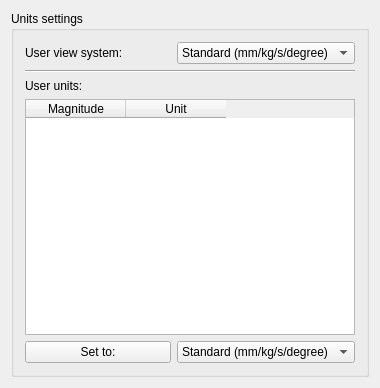
The window that src/Gui/DlgSettingsUnits.ui (berndhahnebach/All_FreeCAD) describes before a commit, drawn with Qt 5.
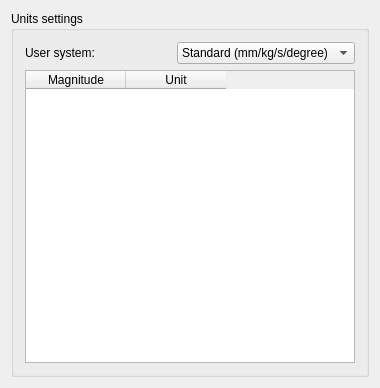
The same window after the commit.

Commit message: + additional schema's + load save std schema in user prefs + additional methods for Trajectory

What changed in the file:
```diff
--- a/src/Gui/DlgSettingsUnits.ui
+++ b/src/Gui/DlgSettingsUnits.ui
@@ -25,7 +25,7 @@
         <item>
          <widget class="QLabel" name="label">
           <property name="text">
-           <string>User view system:</string>
+           <string>User system:</string>
           </property>
          </widget>
         </item>
@@ -50,20 +50,6 @@
         </item>
        </layout>
       </item>
-      <item>
-       <widget class="Line" name="line">
-        <property name="orientation">
-         <enum>Qt::Horizontal</enum>
-        </property>
-       </widget>
-      </item>
-      <item>
-       <widget class="QLabel" name="label_2">
-        <property name="text">
-         <string>User units:</string>
-        </property>
-       </widget>
-      </item>
       <item>
        <widget class="QTableWidget" name="tableWidget">
         <property name="sizePolicy">
@@ -84,36 +70,6 @@
         </column>
        </widget>
       </item>
-      <item>
-       <layout class="QHBoxLayout" name="horizontalLayout_2">
-        <item>
-         <widget class="QPushButton" name="pushButton">
-          <property name="text">
-           <string>Set to:</string>
-          </property>
-         </widget>
-        </item>
-        <item>
-         <widget class="QComboBox" name="comboBox_ResetSystem">
-          <item>
-           <property name="text">
-            <string>Standard (mm/kg/s/degree)</string>
-           </property>
-          </item>
-          <item>
-           <property name="text">
-            <string>MKS (m/kg/s/degree)</string>
-           </property>
-          </item>
-          <item>
-           <property name="text">
-            <string>Imperial</string>
-           </property>
-          </item>
-         </widget>
-        </item>
-       </layout>
-      </item>
      </layout>
     </widget>
    </item>
```
Left out of the diff: 5 changed lines with no effect on the pictures. The commit also changes 17 other files.
